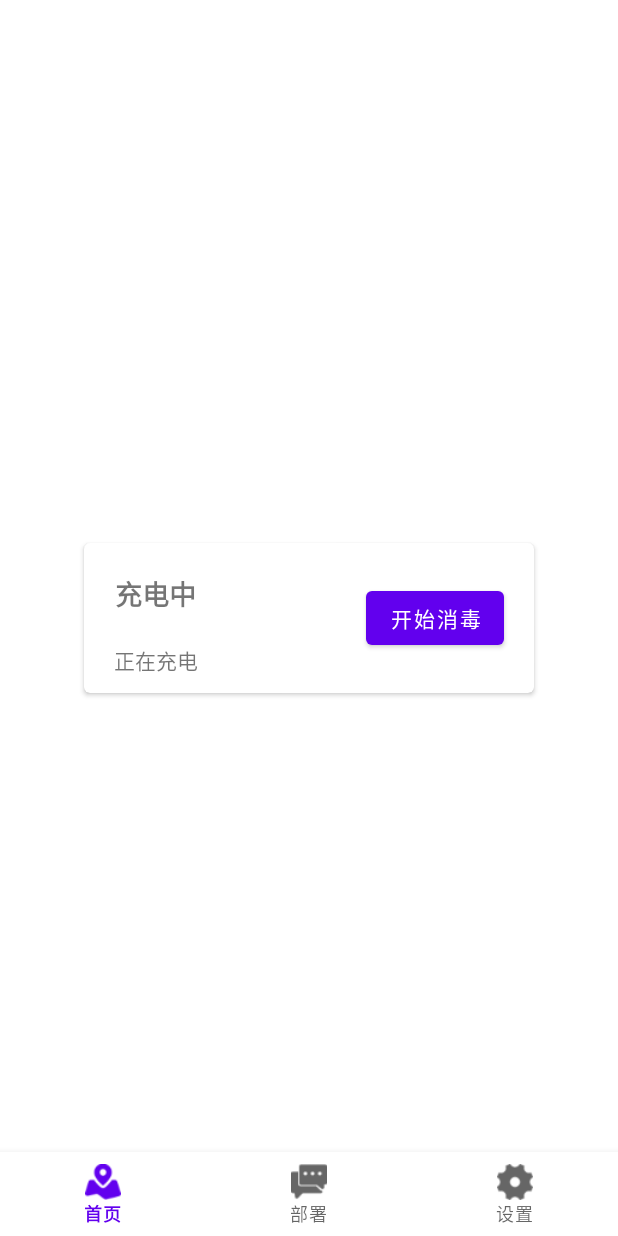
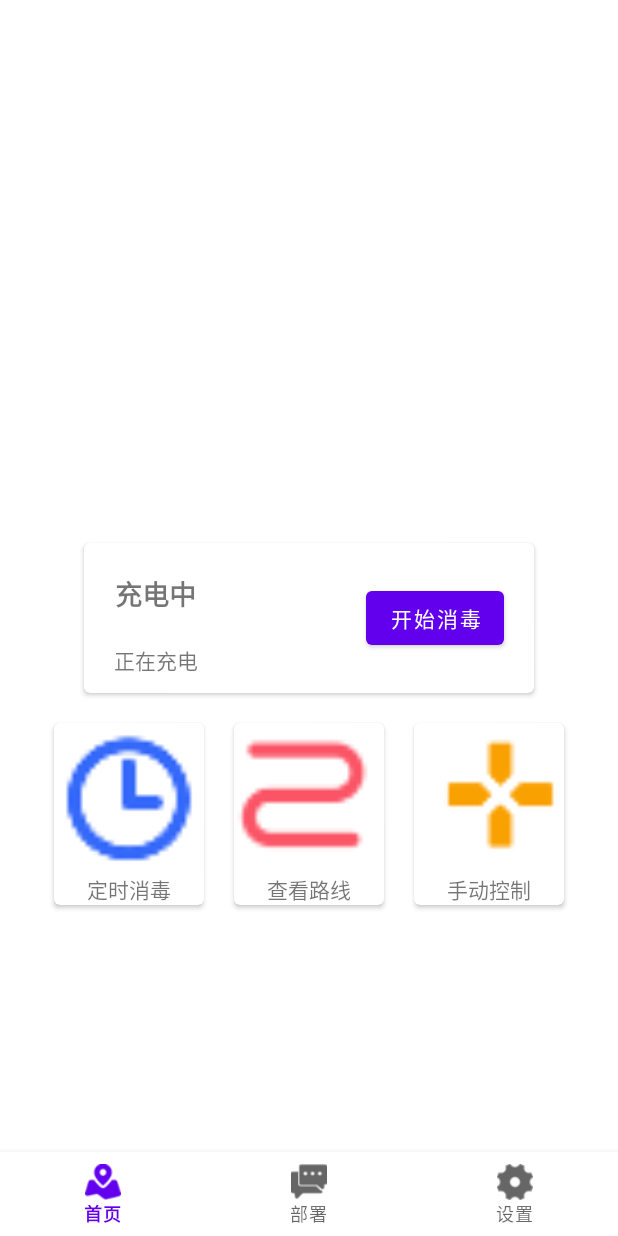
Before and after one commit to ypngwwns/disinfectrobot, an Android app: the screen it shows after launch (MainActivity), on a phone screen of 412 x 824 dp. Run offline under Robolectric (Android 15) with nearby library versions, the phone set to English and light mode, and no system bars; libraries missing offline, so code that uses them is left out: com.gyf.immersionbar; 1 statement that could not run was skipped.

Commit message:
主页面三按钮

```diff
--- a/app/src/main/res/layout/activity_main.xml
+++ b/app/src/main/res/layout/activity_main.xml
@@ -59,6 +59,91 @@
 
     </androidx.cardview.widget.CardView>
 
+
+    <androidx.cardview.widget.CardView
+        android:id="@+id/cv_view_directions"
+        card_view:layout_constraintStart_toStartOf="parent"
+        card_view:layout_constraintEnd_toEndOf="parent"
+        card_view:layout_constraintTop_toBottomOf="@id/card_view"
+        android:layout_width="wrap_content"
+        android:layout_height="wrap_content"
+        android:layout_marginTop="20dp"
+        card_view:cardCornerRadius="4dp">
+
+        <LinearLayout
+            android:layout_width="match_parent"
+            android:layout_height="match_parent"
+            android:orientation="vertical">
+
+            <ImageView
+                android:src="@mipmap/view_directions"
+                android:layout_width="100dp"
+                android:layout_height="100dp" />
+
+            <TextView
+                android:text="查看路线"
+                android:layout_gravity="center_horizontal"
+                android:layout_width="wrap_content"
+                android:layout_height="wrap_content" />
+        </LinearLayout>
+    </androidx.cardview.widget.CardView>
+
+
+    <androidx.cardview.widget.CardView
+        card_view:layout_constraintEnd_toStartOf="@id/cv_view_directions"
+        card_view:layout_constraintTop_toBottomOf="@id/card_view"
+        android:layout_width="wrap_content"
+        android:layout_height="wrap_content"
+        android:layout_marginTop="20dp"
+        android:layout_marginEnd="20dp"
+        card_view:cardCornerRadius="4dp">
+
+        <LinearLayout
+            android:layout_width="match_parent"
+            android:layout_height="match_parent"
+            android:orientation="vertical">
+
+            <ImageView
+                android:src="@mipmap/disinfect_regularly"
+                android:layout_width="100dp"
+                android:layout_height="100dp" />
+
+            <TextView
+                android:text="定时消毒"
+                android:layout_gravity="center_horizontal"
+                android:layout_width="wrap_content"
+                android:layout_height="wrap_content" />
+        </LinearLayout>
+    </androidx.cardview.widget.CardView>
+
+
+    <androidx.cardview.widget.CardView
+        card_view:layout_constraintStart_toEndOf="@id/cv_view_directions"
+        card_view:layout_constraintTop_toBottomOf="@id/card_view"
+        android:layout_width="wrap_content"
+        android:layout_height="wrap_content"
+        android:layout_marginTop="20dp"
+        android:layout_marginStart="20dp"
+        card_view:cardCornerRadius="4dp">
+
+        <LinearLayout
+            android:layout_width="match_parent"
+            android:layout_height="match_parent"
+            android:orientation="vertical">
+
+            <ImageView
+                android:src="@mipmap/manual_control"
+                android:layout_width="100dp"
+                android:layout_height="100dp" />
+
+            <TextView
+                android:text="手动控制"
+                android:layout_gravity="center_horizontal"
+                android:layout_width="wrap_content"
+                android:layout_height="wrap_content" />
+        </LinearLayout>
+    </androidx.cardview.widget.CardView>
+
     <com.google.android.material.bottomnavigation.BottomNavigationView
         android:id="@+id/bottom_navigation"
         android:layout_width="match_parent"
```
Also changed, not shown: app/src/main/res/mipmap-xxhdpi/disinfect_regularly.png (added), app/src/main/res/mipmap-xxhdpi/manual_control.png (added), app/src/main/res/mipmap-xxhdpi/view_directions.png (added).
